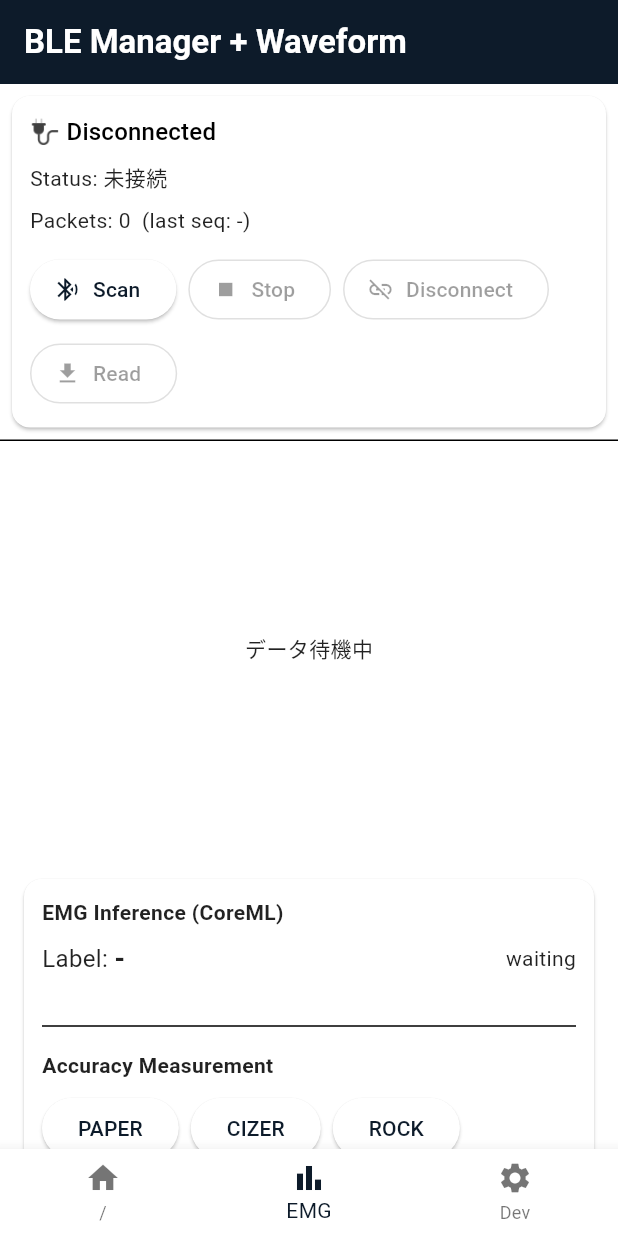
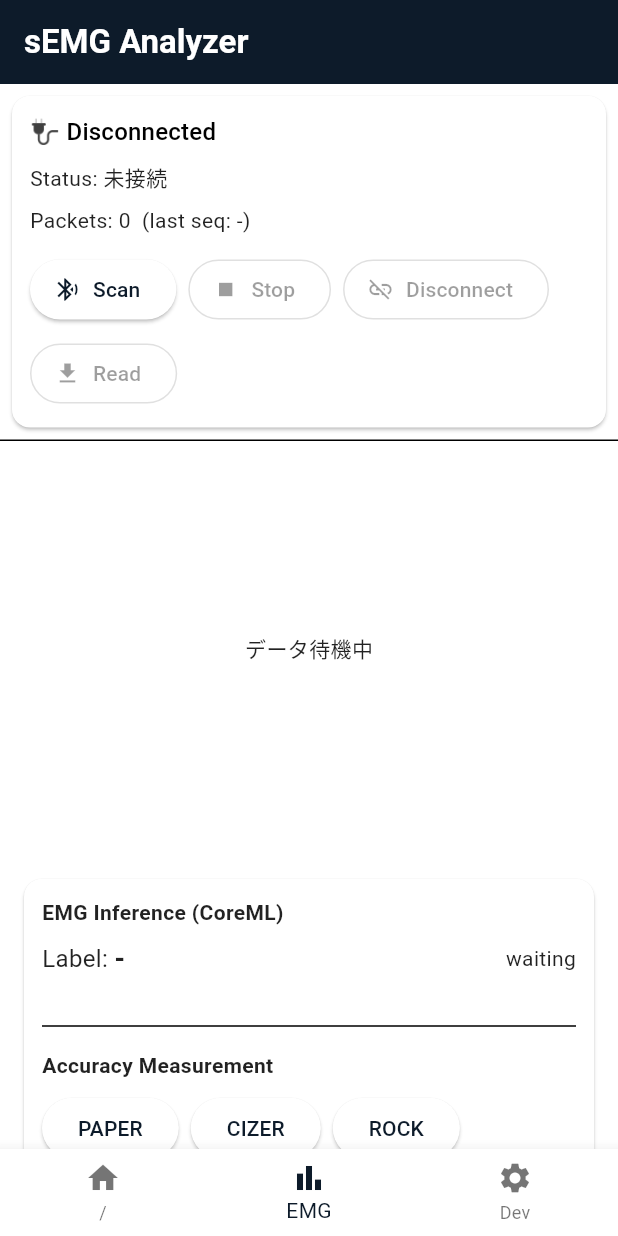
Before and after one commit to sotta-tis/emg-mobile-analyzer, a Flutter app: the EmgScreen screen opened by its route, on a phone screen of 412 x 824 dp. Run offline on Flutter 3.47's test engine with Material 3 defaults, Android fonts, the phone set to English and light mode, and no system bars; our stand-ins replace fl_chart, flutter_blue_plus, flutter_riverpod, go_router, share_plus; missing offline and left inert: dart:ffi.

Commit message:
:memo: 3章詳細記述　殴り書き

```diff
--- a/lib/screens/emg_screen.dart
+++ b/lib/screens/emg_screen.dart
@@ -73,7 +73,7 @@ class _EmgScreenState extends ConsumerState<EmgScreen> {
   @override
   Widget build(BuildContext context) {
     return Scaffold(
-      appBar: AppBar(title: const Text('BLE Manager + Waveform')),
+      appBar: AppBar(title: const Text('sEMG Analyzer')),
       body: CustomScrollView(
         slivers: [
           const SliverToBoxAdapter(child: BleManagerPanel()),
```
Also changed, not shown: thesis/src/dateset_recorder_screen.jpg (added), thesis/src/idling_screen.png (added), thesis/src/inference_analize_screen.jpg (added), thesis/src/realtiime_inference_screen.jpg (added), 7 other files.
